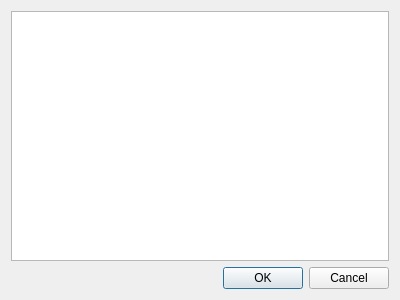
This is itemparametersdialog.ui in msis/proj2D_ng as Qt 5 draws it before an edit. The edited form follows.
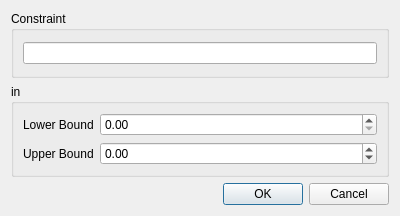
This is the edited form. Icons and pictures are not drawn.

Diff of the .ui file:
```diff
--- a/itemparametersdialog.ui
+++ b/itemparametersdialog.ui
@@ -7,17 +7,14 @@
     <x>0</x>
     <y>0</y>
     <width>400</width>
-    <height>300</height>
+    <height>216</height>
    </rect>
   </property>
   <property name="windowTitle">
    <string>Dialog</string>
   </property>
   <layout class="QGridLayout" name="gridLayout">
-   <item row="0" column="0">
-    <widget class="QPlainTextEdit" name="plainTextEdit"/>
-   </item>
-   <item row="1" column="0">
+   <item row="2" column="0">
     <widget class="QDialogButtonBox" name="buttonBox">
      <property name="orientation">
       <enum>Qt::Horizontal</enum>
@@ -27,6 +24,60 @@
      </property>
     </widget>
    </item>
+   <item row="0" column="0">
+    <widget class="QGroupBox" name="groupBoxConstraint">
+     <property name="title">
+      <string>Constraint</string>
+     </property>
+     <layout class="QVBoxLayout" name="verticalLayout">
+      <item>
+       <widget class="QLineEdit" name="lineEdit"/>
+      </item>
+     </layout>
+    </widget>
+   </item>
+   <item row="1" column="0">
+    <widget class="QGroupBox" name="groupBoxInterval">
+     <property name="title">
+      <string>in</string>
+     </property>
+     <layout class="QFormLayout" name="formLayout">
+      <property name="fieldGrowthPolicy">
+       <enum>QFormLayout::AllNonFixedFieldsGrow</enum>
+      </property>
+      <item row="0" column="1">
+       <widget class="QDoubleSpinBox" name="doubleSpinBoxLB"/>
+      </item>
+      <item row="1" column="0">
+       <widget class="QLabel" name="labelUB">
+        <property name="text">
+         <string>Upper Bound</string>
+        </property>
+       </widget>
+      </item>
+      <item row="1" column="1">
+       <widget class="QDoubleSpinBox" name="doubleSpinBoxUB">
+        <property name="decimals">
+         <number>2</number>
+        </property>
+        <property name="minimum">
+         <double>-1000000.000000000000000</double>
+        </property>
+        <property name="maximum">
+         <double>1000000.000000000000000</double>
+        </property>
+       </widget>
+      </item>
+      <item row="0" column="0">
+       <widget class="QLabel" name="labelLB">
+        <property name="text">
+         <string>Lower Bound</string>
+        </property>
+       </widget>
+      </item>
+     </layout>
+    </widget>
+   </item>
   </layout>
  </widget>
  <resources/>
```
Left out of the diff: 10 changed lines with no effect on the pictures.
